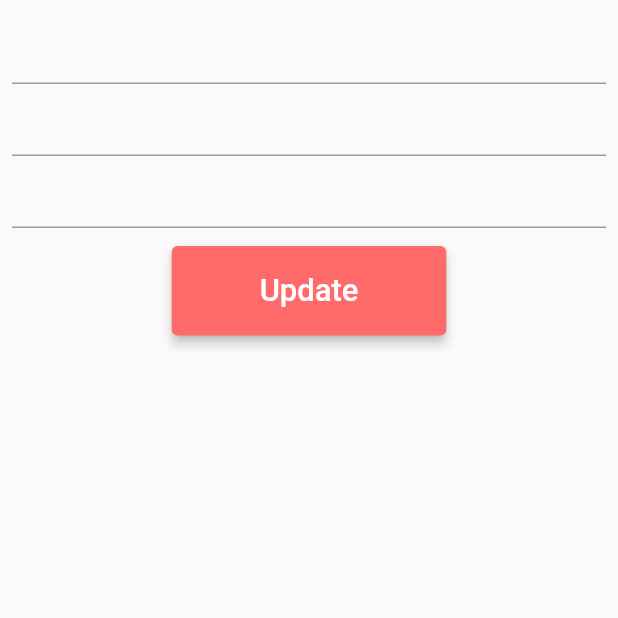
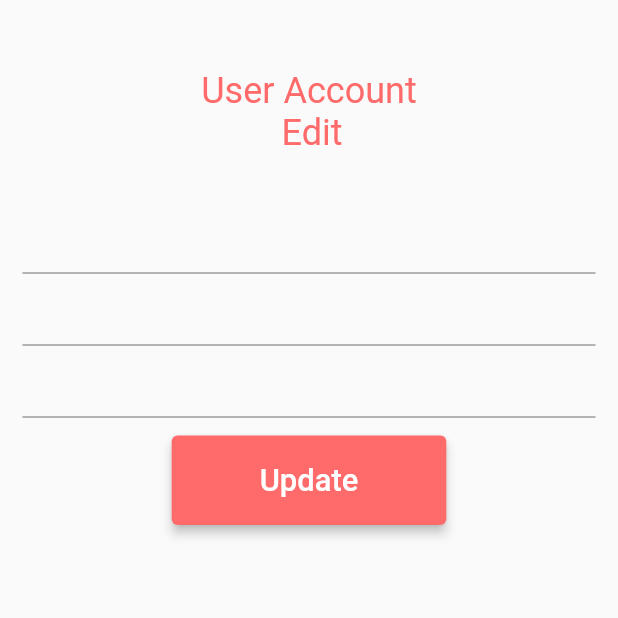
Before and after one commit to Md-Moniruzzaman/Flutter-E-commece-app, a Flutter app: the Profile screen opened directly, on a phone screen of 412 x 824 dp, the top half of it. Run offline on Flutter 3.47's test engine with Material 2 defaults, Android fonts, the phone set to English and light mode, and no system bars; our stand-ins replace carousel_slider, cloud_firestore, dots_indicator, firebase_auth, firebase_core, flutter_screenutil and 1 more; accounts and stored records are empty.

Commit message:
Added User Profile dataScreen

```diff
--- a/lib/bottomNapPages/profile_screen.dart
+++ b/lib/bottomNapPages/profile_screen.dart
@@ -1,4 +1,5 @@
 import 'package:cloud_firestore/cloud_firestore.dart';
+import 'package:ecommerce_app/constant/appColors.dart';
 import 'package:ecommerce_app/widgets/custombutton.dart';
 import 'package:firebase_auth/firebase_auth.dart';
 import 'package:flutter/material.dart';
@@ -29,6 +30,14 @@ class _ProfileState extends State<Profile> {
   setsdataToTextField(data) {
     return Column(
       children: [
+        SizedBox(
+          height: 100.h,
+          child: Center(
+              child: Text(
+            'User Account\n         Edit',
+            style: TextStyle(fontSize: 21.sp, color: AppColors.deepOrange),
+          )),
+        ),
         TextFormField(
           controller: _nameController =
               TextEditingController(text: data['name']),
@@ -54,7 +63,7 @@ class _ProfileState extends State<Profile> {
     return Scaffold(
       body: SafeArea(
         child: Padding(
-          padding: const EdgeInsets.all(8.0),
+          padding: const EdgeInsets.all(15.0),
           child: StreamBuilder(
             stream: FirebaseFirestore.instance
                 .collection('users')
```
